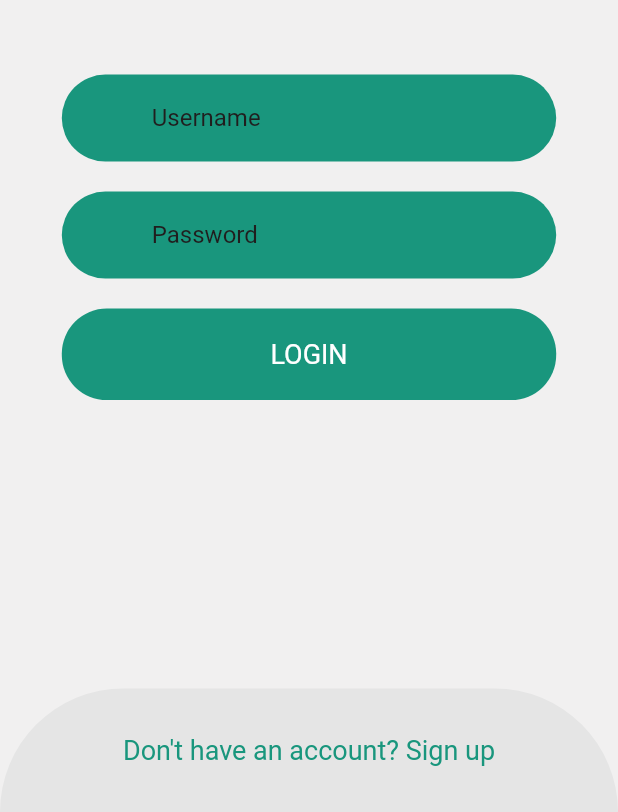
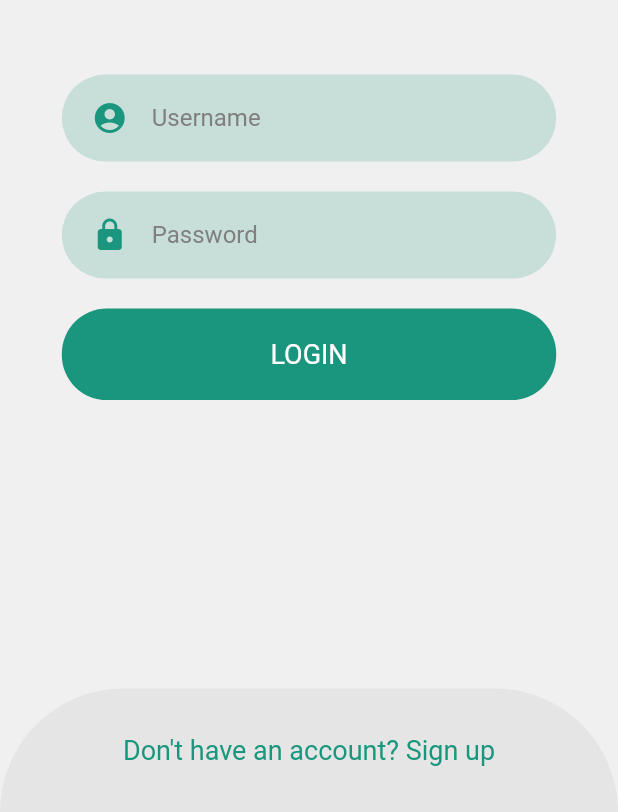
Before and after one commit to luismc1615/proyecto-coopeassa, a Flutter app: the screen it shows after launch, on a phone screen of 412 x 824 dp, the part 424-1236 px from its top. Run offline on Flutter 3.47's test engine with Material 2 defaults, Android fonts, the phone set to English and light mode, and no system bars; our stand-ins replace card_swiper, carousel_slider, curved_navigation_bar, firebase_core, firebase_messaging, firebase_storage and 7 more; missing offline and left inert: dart:ffi, encrypt, mongo_dart, textfield_tags; accounts and stored records are empty.

Commit message:
Cambio en los colores

```diff
--- a/mobile_project/lib/src/pages/login/components/input_container.dart
+++ b/mobile_project/lib/src/pages/login/components/input_container.dart
@@ -19,7 +19,7 @@ class InputContainer extends StatelessWidget {
         width: size.width * 0.8,
         decoration: BoxDecoration(
             borderRadius: BorderRadius.circular(30),
-            color: kPrimaryColor/* .withAlpha(DateTime.now().hour > 18 || DateTime.now().hour < 6 ? 130 : 50) */),
+            color: kPrimaryColor.withAlpha(50)),
         child: child);
   }
 }
--- a/mobile_project/lib/src/pages/login/components/rounded_input.dart
+++ b/mobile_project/lib/src/pages/login/components/rounded_input.dart
@@ -24,14 +24,14 @@ class RoundedInput extends StatelessWidget {
           icon: Icon(icon, color: kPrimaryColor),
           hintText: hint,
           hintStyle: TextStyle(
-              color: DateTime.now().hour > 18 || DateTime.now().hour < 6
+              color: /* DateTime.now().hour > 18 || DateTime.now().hour < 6
                   ? const Color.fromARGB(255, 185, 185, 185)
-                  : const Color.fromARGB(255, 32, 30, 30)),
+                  : */ const Color.fromARGB(255, 129, 126, 126)),
           border: InputBorder.none),
       style: TextStyle(
-          color: DateTime.now().hour > 18 || DateTime.now().hour < 6
+          color: /* DateTime.now().hour > 18 || DateTime.now().hour < 6
               ? Colors.white
-              : Colors.black),
+              : */ Colors.black),
     ));
   }
 }
--- a/mobile_project/lib/src/pages/login/components/rounded_password_input.dart
+++ b/mobile_project/lib/src/pages/login/components/rounded_password_input.dart
@@ -27,13 +27,13 @@ class RoundedPasswordInput extends StatelessWidget {
                 icon: Icon(Icons.lock, color: kPrimaryColor),
                 hintText: 'Password',
                 hintStyle: TextStyle(
-                    color: DateTime.now().hour > 18 || DateTime.now().hour < 6
+                    color: /* DateTime.now().hour > 18 || DateTime.now().hour < 6
                         ? const Color.fromARGB(255, 185, 185, 185)
-                        : const Color.fromARGB(255, 32, 30, 30)),
+                        : */ Color.fromARGB(255, 129, 126, 126)),
                 border: InputBorder.none),
             style: TextStyle(
-                color: DateTime.now().hour > 18 || DateTime.now().hour < 6
+                color: /* DateTime.now().hour > 18 || DateTime.now().hour < 6
                     ? Colors.white
-                    : Colors.black)));
+                    : */ Colors.black)));
   }
 }
```
